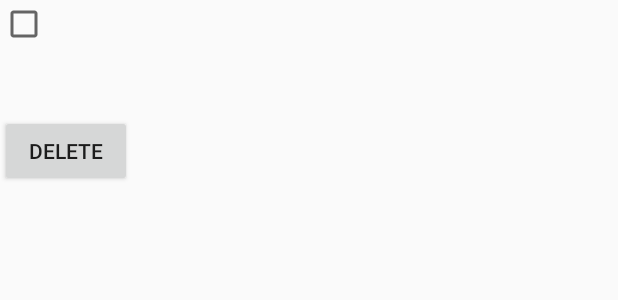
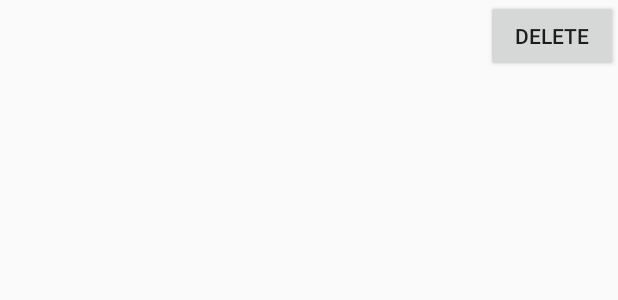
Before and after one commit to stephenwspann/djinni-todo-app, an Android app: the layout row_layout.xml on its own in the app's theme, with its tools: preview values and no code run, on a phone screen of 412 x 824 dp. Shown: the top 300 px of the screen. Run offline under Robolectric (Android 15) with nearby library versions, the phone set to English and light mode, and no system bars.

Commit message:
completed android app

```diff
--- a/android_project/TodoApp/app/src/main/res/layout/activity_main.xml
+++ b/android_project/TodoApp/app/src/main/res/layout/activity_main.xml
@@ -20,6 +20,4 @@
         android:id="@android:id/list"
         android:background="#ffffff" />
 
-
-
 </RelativeLayout>
--- a/android_project/TodoApp/app/src/main/res/layout/row_layout.xml
+++ b/android_project/TodoApp/app/src/main/res/layout/row_layout.xml
@@ -1,14 +1,8 @@
 <?xml version="1.0" encoding="utf-8"?>
-<LinearLayout xmlns:android="http://schemas.android.com/apk/res/android"
+<RelativeLayout xmlns:android="http://schemas.android.com/apk/res/android"
     android:layout_width="match_parent"
     android:layout_height="match_parent"
-    android:orientation="vertical" >
-
-    <CheckBox
-        android:id="@+id/checkBox"
-        android:layout_width="wrap_content"
-        android:layout_height="wrap_content"
-        android:onClick="checkboxPressed" />
+    android:orientation="horizontal">
 
     <TextView
         android:id="@+id/listText"
@@ -23,10 +17,9 @@
         android:id="@+id/deleteButton"
         android:layout_width="wrap_content"
         android:layout_height="wrap_content"
+        android:text="Delete"
+        android:focusable="false"
         android:layout_alignParentRight="true"
-        android:layout_centerVertical="true"
-        android:layout_marginRight="5dp"
-        android:text="Delete"
         android:onClick="deleteButtonPressed" />
 
-</LinearLayout>
+</RelativeLayout>
```
Also changed, not shown: android_project/TodoApp/app/src/main/java/com/mycompany/todoapp/MainActivity.java (+0 -82 lines), android_project/TodoApp/app/src/main/java/com/mycompany/todoapp/TodoListAdapter.java (deleted, +0 -71 lines).
